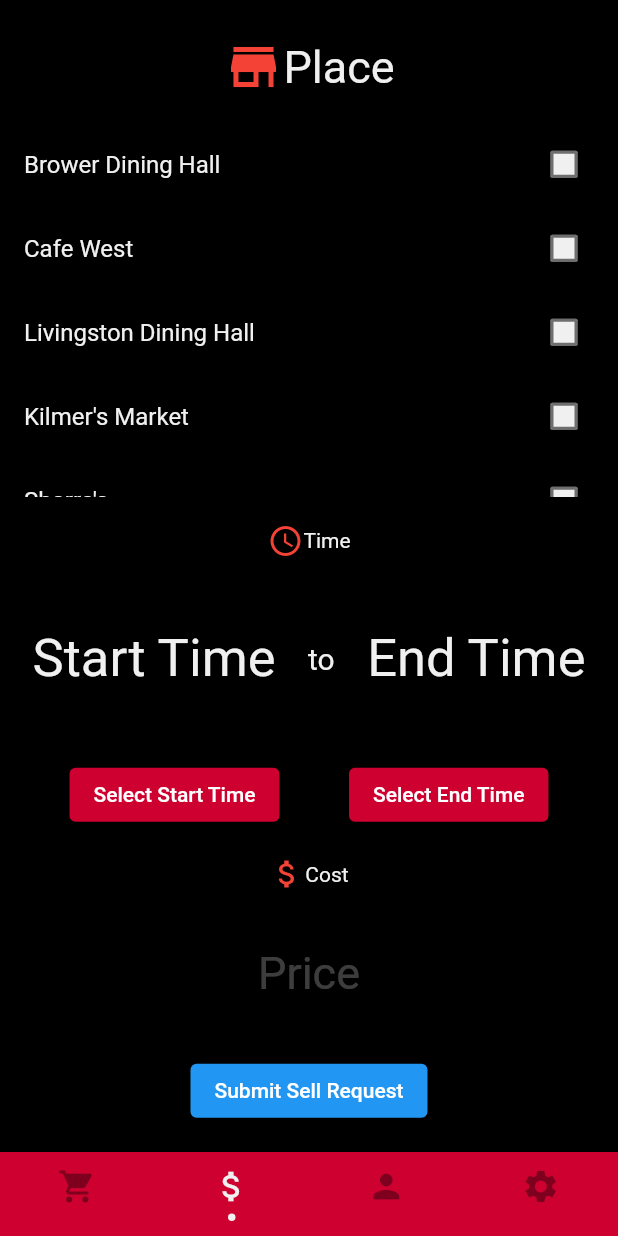
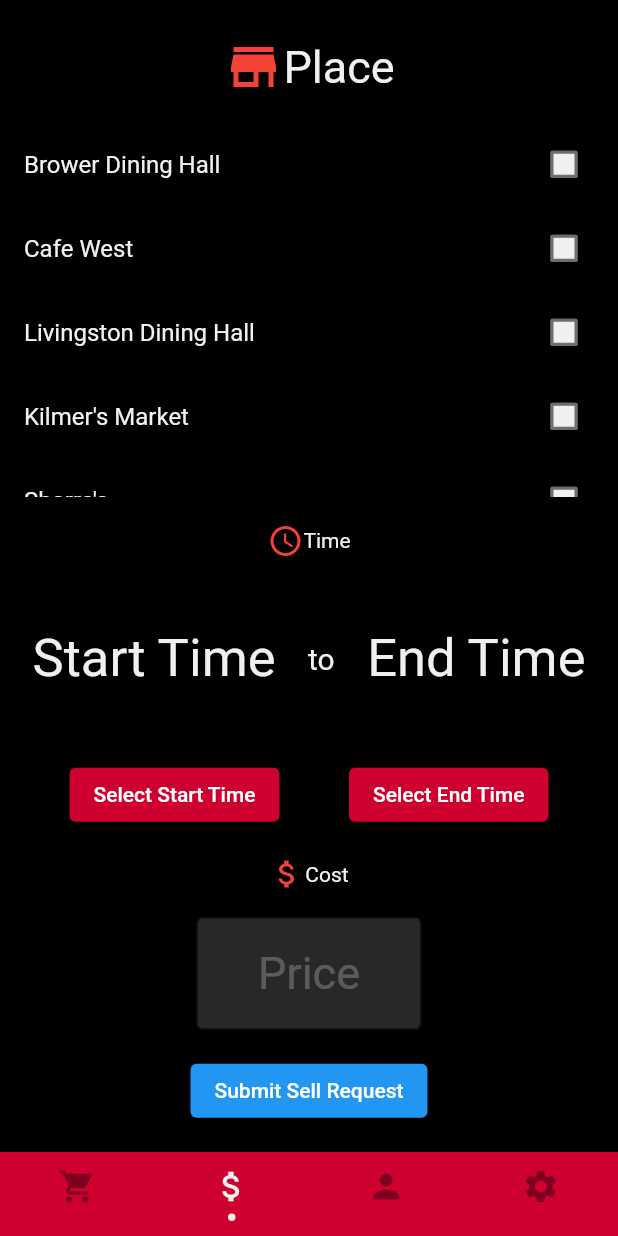
Before and after one commit to SoPat712/RUSwipeShare, a Flutter app: the screen it shows once a user with an empty profile is signed in, item 2 of the bottom bar chosen, on a phone screen of 412 x 824 dp. Run offline on Flutter 3.47's test engine with Material 2 defaults, Android fonts, the phone set to English and light mode, and no system bars; drawn by our look-alikes of persistent_bottom_nav_bar; our stand-ins replace cloud_firestore, currency_text_input_formatter, firebase_auth, firebase_core, flutter_credit_card, flutter_datetime_picker and 2 more; missing offline and left inert: dart:ffi, flutter_stripe, flutterfire_ui; accounts and stored records are empty.

Commit message:
theming stuff

```diff
--- a/lib/main.dart
+++ b/lib/main.dart
@@ -9,8 +9,7 @@ import 'auth_gate.dart';
 void main() async {
   WidgetsFlutterBinding.ensureInitialized();
   await Firebase.initializeApp(options: DefaultFirebaseOptions.currentPlatform);
-  Stripe.publishableKey =
-      "pk_test_51MfY7PFVdcWv896FKvDhgKabYeDq4AnoFcWxCAg4hquj6TBAsN0kznXPVyKA7M1pMq5PsieGQwsx6QY5ld5ZQzJ500rVCMPPXp";
+  Stripe.publishableKey = "pk_test_51MfY7PFVdcWv896FKvDhgKabYeDq4AnoFcWxCAg4hquj6TBAsN0kznXPVyKA7M1pMq5PsieGQwsx6QY5ld5ZQzJ500rVCMPPXp";
 
   runApp(const MyApp());
 }
@@ -21,6 +20,39 @@ class MyApp extends StatelessWidget {
   Widget build(BuildContext context) {
     return MaterialApp(
       theme: ThemeData(
+        inputDecorationTheme: InputDecorationTheme(
+          fillColor: Color.fromARGB(255, 40, 40, 40),
+          filled: true,
+          outlineBorder: BorderSide(
+            color: Colors.white,
+          ),
+          labelStyle: TextStyle(
+            color: Color.fromARGB(255, 205, 0, 48),
+          ),
+          focusColor: Colors.white,
+          hintStyle: TextStyle(
+            color: Color.fromARGB(255, 205, 0, 48),
+          ),
+          border: OutlineInputBorder(
+            borderRadius: BorderRadius.circular(8),
+          ),
+        ),
+        textSelectionTheme: TextSelectionThemeData(),
+        fixTextFieldOutlineLabel: true,
+        outlinedButtonTheme: OutlinedButtonThemeData(
+          style: ButtonStyle(
+            padding: MaterialStateProperty.all<EdgeInsets>(
+              const EdgeInsets.all(24),
+            ),
+            shape: MaterialStateProperty.all<RoundedRectangleBorder>(
+              RoundedRectangleBorder(
+                borderRadius: BorderRadius.circular(8),
+              ),
+            ),
+            backgroundColor: MaterialStateProperty.all<Color>(Color.fromARGB(255, 205, 0, 48)),
+            foregroundColor: MaterialStateProperty.all<Color>(Colors.white),
+          ),
+        ),
         primarySwatch: CustomMaterialColor(205, 0, 48).mdColor,
         scaffoldBackgroundColor: Colors.black87,
         fontFamily: GoogleFonts.figtree().fontFamily,
@@ -28,13 +60,9 @@ class MyApp extends StatelessWidget {
               bodyColor: CustomMaterialColor(240, 240, 240).mdColor,
               displayColor: CustomMaterialColor(240, 240, 240).mdColor,
             ),
-        textButtonTheme: TextButtonThemeData(
-            style: ButtonStyle(
-                textStyle: MaterialStatePropertyAll(TextStyle(
-                    color: CustomMaterialColor(240, 240, 240).mdColor)))),
+        textButtonTheme: TextButtonThemeData(style: ButtonStyle(textStyle: MaterialStatePropertyAll(TextStyle(color: CustomMaterialColor(240, 240, 240).mdColor)))),
         checkboxTheme: CheckboxThemeData(
-          fillColor: MaterialStatePropertyAll(
-              CustomMaterialColor(240, 240, 240).mdColor),
+          fillColor: MaterialStatePropertyAll(CustomMaterialColor(240, 240, 240).mdColor),
           checkColor: MaterialStatePropertyAll(Colors.black),
         ),
       ),
--- a/pubspec.yaml
+++ b/pubspec.yaml
@@ -38,9 +38,7 @@ dependencies:
   firebase_core: ^2.7.0
   firebase_auth: ^4.2.9
   flutterfire_ui: ^0.4.3+20
-  flutter_dotenv: ^5.0.2
   persistent_bottom_nav_bar: any
-  geolocator: ^9.0.2
   flutter_credit_card: any
   flutter_stripe: any
   material_dialogs: any
```
Also changed, not shown: lib/auth_gate.dart (line endings or trailing spaces), pubspec.lock, 3 other files.
